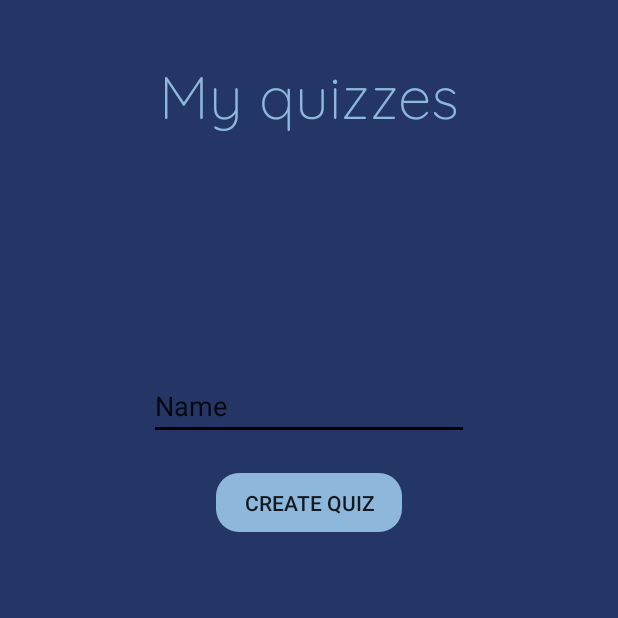
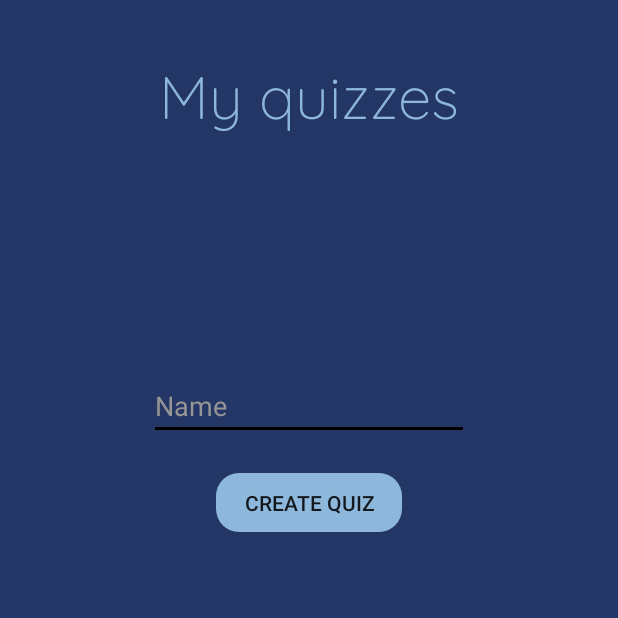
Before and after one commit to Fipzz/BrInt_QuizApp, an Android app: the Quiz_list_activity screen opened directly, with no data from a screen before it, after a tap on an icon or button, on a phone screen of 412 x 824 dp, the top half of it. Run offline under Robolectric (Android 15) with nearby library versions, the phone set to English and light mode, and no system bars; libraries missing offline, so code that uses them is left out: com.google.firebase.internal; 3 statements that could not run were skipped.

Commit message:
Brug android:hint i stedet for android:text. Teksten var ulæselig en del steder. Det er første gang nogensinde jeg ser nogen bruge en database direkte fra en app. Det er generelt en meget dårlig idé fordi DB adgangskoden så ligger i app'en. Dog OK til en prototype

```diff
--- a/app/src/main/java/com/example/brint_quizapp/DBconnector.java
+++ b/app/src/main/java/com/example/brint_quizapp/DBconnector.java
@@ -13,13 +13,15 @@ public class DBconnector {
 
     String url = "jdbc:mysql://remotemysql.com:3306/PG17gBGeZc";
     String un = "PG17gBGeZc";
+    // Det er første gang nogensinde jeg ser nogen bruge en database direkte fra en app.
+    // Det er generelt en meget dårlig idé fordi DB adgangskoden så ligger i app'en. Dog OK til en prototype
     String password = "Yqeou76dpr";
 
     @SuppressLint("NewApi")
     public Connection CONN() {
         StrictMode.ThreadPolicy policy = new StrictMode.ThreadPolicy.Builder()
                 .permitAll().build();
-        StrictMode.setThreadPolicy(policy);
+        StrictMode.setThreadPolicy(policy); // Burde være unødvendigt da I kun kalder CONN fra en baggrundstråd
         Connection conn = null;
         String ConnURL = null;
         try {
--- a/app/src/main/java/com/example/brint_quizapp/Quiz_list_activity.java
+++ b/app/src/main/java/com/example/brint_quizapp/Quiz_list_activity.java
@@ -123,6 +123,7 @@ public class Quiz_list_activity extends AppCompatActivity implements View.OnClic
 
                 ColorStateList oldcolor  = tv.getTextColors();
                 tv.setTextColor(oldcolor);
+                tv.setTextColor(Color.WHITE); // Jacob: Teksten var ulæselig
                 tv.setGravity(Gravity.CENTER);
                 tv.setPadding(0, 25, 0,25 );
                 tv.setTextSize(30);
@@ -207,7 +208,7 @@ public class Quiz_list_activity extends AppCompatActivity implements View.OnClic
     }
 
     public void initMyQuiz(){
-
+        // Logger man ind som anonym og tager en quiz kan man komme herind - og her kommer en NullPointerException: java.util.ArrayList com.example.brint_quizapp.dal.dto.UserDTO.getQuizzes()' on a null object reference
         ArrayList<QuizDTO> quizz = UserSingleton.getUserSingleton().getUser().getQuizzes();
         for (QuizDTO quiz: quizz) {
             quizNames.add(quiz.getName());
--- a/app/src/main/res/layout/quiz_list_activity_layout.xml
+++ b/app/src/main/res/layout/quiz_list_activity_layout.xml
@@ -61,7 +61,9 @@
         android:layout_height="wrap_content"
         android:ems="10"
         android:inputType="textPersonName"
-        android:text="Name"
+        android:hint="Name"
+        android:textColor="@color/white"
+        android:textColorHint="#ff959595"
         app:layout_constraintBottom_toTopOf="@+id/make_new_quiz"
         app:layout_constraintEnd_toEndOf="parent"
         app:layout_constraintStart_toStartOf="parent"
```
